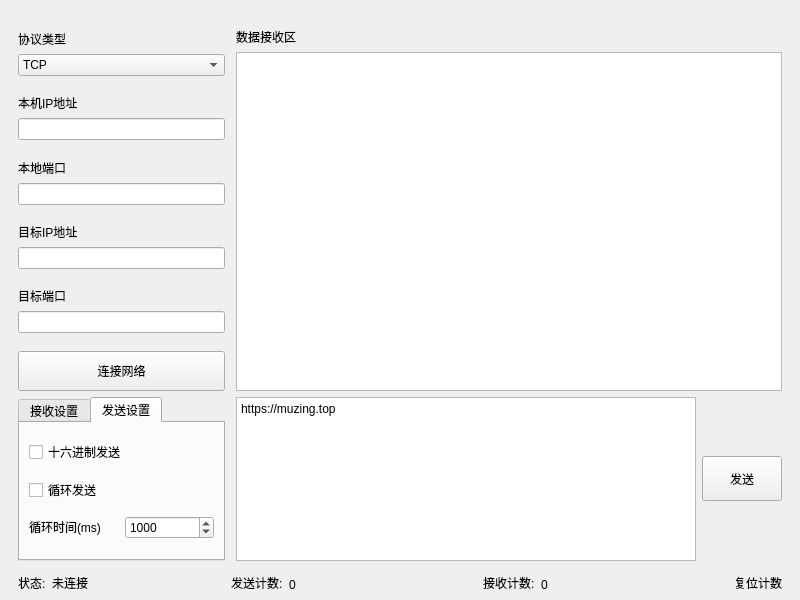
Before: the Qt Designer form UI/MainWindowUI.ui in muziing/NetAssist_PyQt, drawn with Qt 5.
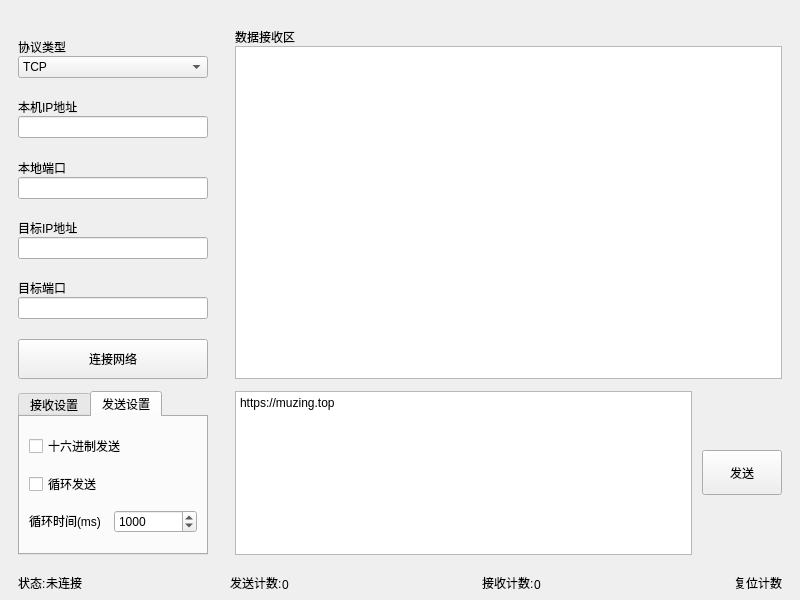
After: the same form once the commit is applied. The open tabs and pages were chosen to show the change. Icons and pictures are not drawn. Custom widgets are drawn as their Qt base class.

Commit message: 微调外观

```diff
--- a/UI/MainWindowUI.ui
+++ b/UI/MainWindowUI.ui
@@ -29,7 +29,7 @@
    <iconset resource="resources.qrc">
     <normaloff>:/img/Icons/Network.png</normaloff>:/img/Icons/Network.png</iconset>
   </property>
-  <layout class="QGridLayout" name="gridLayout" columnstretch="3,8" rowminimumheight="9,5,0">
+  <layout class="QGridLayout" name="gridLayout" columnstretch="1,4" rowminimumheight="9,5,0">
    <property name="leftMargin">
     <number>18</number>
    </property>
@@ -42,6 +42,12 @@
    <property name="bottomMargin">
     <number>8</number>
    </property>
+   <property name="horizontalSpacing">
+    <number>22</number>
+   </property>
+   <property name="verticalSpacing">
+    <number>12</number>
+   </property>
    <item row="0" column="0">
     <layout class="QVBoxLayout" name="verticalLayout">
      <item>
@@ -323,6 +329,12 @@
    </item>
    <item row="1" column="0">
     <widget class="QTabWidget" name="send_receive_setting">
+     <property name="minimumSize">
+      <size>
+       <width>190</width>
+       <height>0</height>
+      </size>
+     </property>
      <property name="currentIndex">
       <number>0</number>
      </property>
@@ -396,6 +408,9 @@
        </item>
        <item>
         <layout class="QHBoxLayout" name="horizontalLayout_6">
+         <property name="spacing">
+          <number>2</number>
+         </property>
          <item>
           <widget class="QLabel" name="label">
            <property name="sizePolicy">
@@ -417,6 +432,12 @@
              <verstretch>0</verstretch>
             </sizepolicy>
            </property>
+           <property name="minimumSize">
+            <size>
+             <width>68</width>
+             <height>0</height>
+            </size>
+           </property>
            <property name="minimum">
             <number>1</number>
            </property>
@@ -439,6 +460,9 @@
    </item>
    <item row="1" column="1">
     <layout class="QHBoxLayout" name="horizontalLayout">
+     <property name="spacing">
+      <number>10</number>
+     </property>
      <property name="leftMargin">
       <number>5</number>
      </property>
```
The commit also changes 1 other file.
